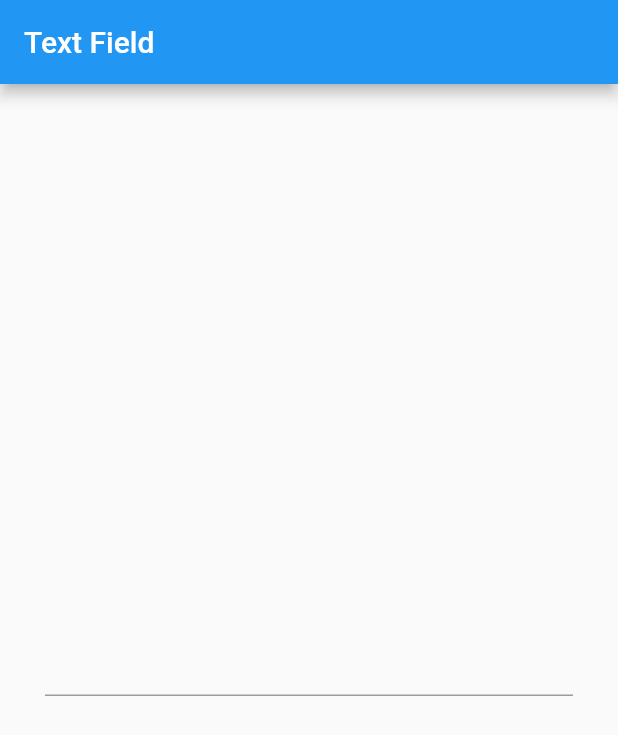
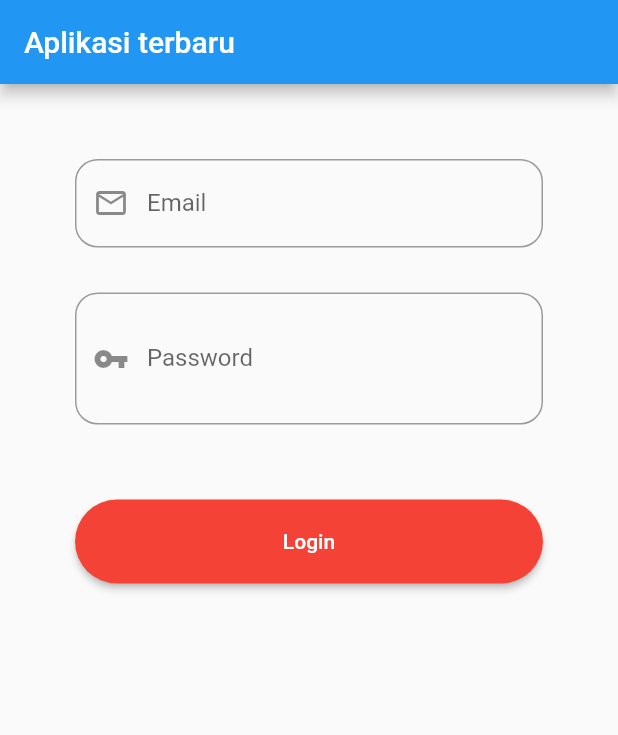
Before and after one commit to kakkooi63/section_4, a Flutter app: the screen it shows after launch, on a phone screen of 412 x 824 dp. Shown: the top 735 px of the screen. Run offline on Flutter 3.47's test engine with Material 2 defaults, Android fonts, the phone set to English and light mode, and no system bars.

Commit message:
text field

```diff
--- a/lib/main.dart
+++ b/lib/main.dart
@@ -1,3 +1,5 @@
+import 'dart:ui';
+
 import 'package:flutter/material.dart';
 
 void main() {
@@ -16,19 +18,88 @@ class MyApp extends StatelessWidget {
   }
 }
 
-class HomePage extends StatelessWidget {
-  const HomePage({Key? key}) : super(key: key);
+class HomePage extends StatefulWidget {
+  @override
+  State<HomePage> createState() => _HomePageState();
+}
 
+class _HomePageState extends State<HomePage> {
+  bool Ishidden = true;
+
+  TextEditingController emailc = TextEditingController();
+  TextEditingController passc = TextEditingController();
   @override
   Widget build(BuildContext context) {
     return Scaffold(
-      appBar: AppBar(title: Text("Text Field")),
-      body: Center(
-        child: Padding(
+        appBar: AppBar(title: Text("Aplikasi terbaru")),
+        body: Padding(
           padding: const EdgeInsets.all(30),
-          child: TextField(),
-        ),
-      ),
-    );
+          child: ListView(
+            padding: EdgeInsets.all(20),
+            children: [
+              TextField(
+                controller: emailc,
+                autocorrect: false,
+                keyboardType: TextInputType.emailAddress,
+                textInputAction: TextInputAction.next,
+                decoration: InputDecoration(
+                  prefixIcon: Icon(Icons.email_outlined),
+                  contentPadding:
+                      EdgeInsets.symmetric(horizontal: 25, vertical: 20),
+                  label: Text(
+                    "Email",
+                    style: TextStyle(),
+                  ),
+                  border: OutlineInputBorder(
+                    borderRadius: BorderRadius.circular(15),
+                  ),
+                ),
+              ),
+              SizedBox(
+                height: 30,
+              ),
+              TextField(
+                controller: passc,
+                autocorrect: false,
+                obscureText: Ishidden,
+                decoration: InputDecoration(
+                  prefixIcon: Icon(Icons.vpn_key),
+                  suffix: IconButton(
+                    onPressed: () {
+                      if (Ishidden == true) {
+                        Ishidden = false;
+                      } else {
+                        Ishidden = true;
+                      }
+                      setState(() {});
+                    },
+                    icon: Icon(Icons.remove_red_eye),
+                  ),
+                  contentPadding:
+                      EdgeInsets.symmetric(horizontal: 25, vertical: 20),
+                  label: Text("Password"),
+                  border: OutlineInputBorder(
+                    borderRadius: BorderRadius.circular(15),
+                  ),
+                ),
+              ),
+              SizedBox(
+                height: 50,
+              ),
+              ElevatedButton(
+                onPressed: () {
+                  print("Email ${emailc.text}dan Password ${passc.text}");
+                },
+                child: Text("Login"),
+                style: ElevatedButton.styleFrom(
+                    primary: Colors.red,
+                    padding: EdgeInsets.symmetric(horizontal: 25, vertical: 20),
+                    shape: RoundedRectangleBorder(
+                      borderRadius: BorderRadius.circular(30),
+                    )),
+              )
+            ],
+          ),
+        ));
   }
 }
```
